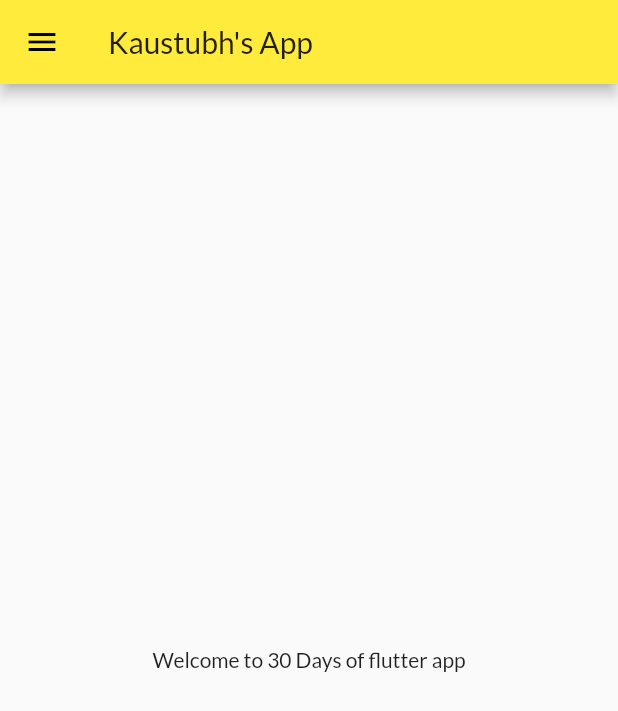
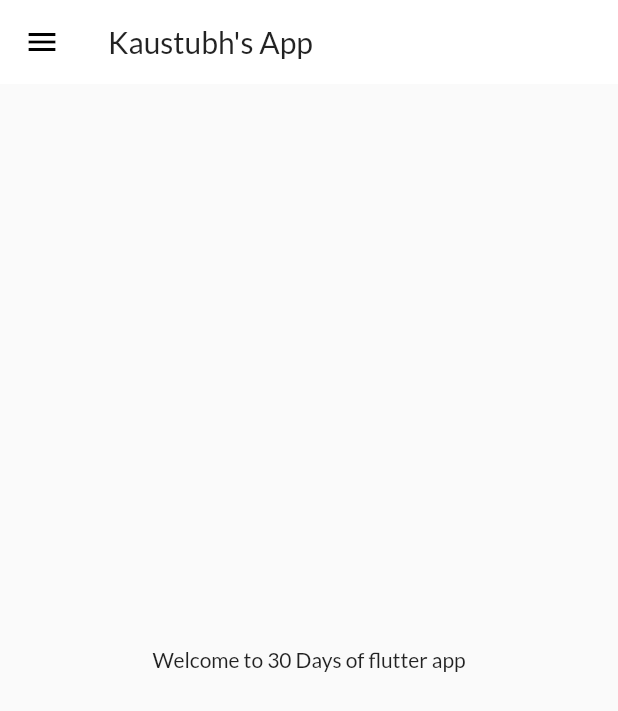
Before and after one commit to kdbagwe/30daysofflutter, a Flutter app: the screen it shows after launch, on a phone screen of 412 x 824 dp. Shown: the top 711 px of the screen. Run offline on Flutter 3.47's test engine with Material 2 defaults, Android fonts, the phone set to English and light mode, and no system bars; our stand-ins replace google_fonts.

Commit message:
day 10 completed

```diff
--- a/lib/main.dart
+++ b/lib/main.dart
@@ -1,8 +1,8 @@
 import 'package:flutter/material.dart';
 import 'package:flutter_catalog_1/pages/LoginPage.dart';
 import 'package:flutter_catalog_1/pages/home.dart';
-import 'package:google_fonts/google_fonts.dart';
 import 'package:flutter_catalog_1/utils/MyRoute.dart';
+import 'package:flutter_catalog_1/widgets/MyTheme.dart';
 
 void main() {
   runApp(MyApp());
@@ -15,14 +15,8 @@ class MyApp extends StatelessWidget {
 
     return MaterialApp(
       color: Colors.white,
-      themeMode: ThemeMode.light,
-      theme: ThemeData(
-        primarySwatch: Colors.yellow,
-        fontFamily: GoogleFonts.lato().fontFamily
-      ),
-      darkTheme: ThemeData(
-        brightness: Brightness.dark
-      ),
+      theme: MyTheme.lightTheme(context),
+      darkTheme: MyTheme.darkTheme(context),
       initialRoute: "/",
       routes: {
         MyRoute.loginPage: (context) => LoginPage(),
--- /dev/null
+++ b/lib/widgets/MyTheme.dart
@@ -0,0 +1,17 @@
+import 'package:flutter/material.dart';
+import 'package:google_fonts/google_fonts.dart';
+
+class MyTheme {
+  static ThemeData lightTheme(BuildContext context) => ThemeData(
+    primarySwatch: Colors.yellow,
+    fontFamily: GoogleFonts.lato().fontFamily,
+    appBarTheme: AppBarTheme(
+      backgroundColor: Colors.white,
+      elevation: 0.0
+    )
+  );
+
+  static ThemeData darkTheme(BuildContext context) => ThemeData(
+    brightness: Brightness.dark
+  );
+}
```
Also changed, not shown: lib/models/category.dart (added, +17 -0 lines).
